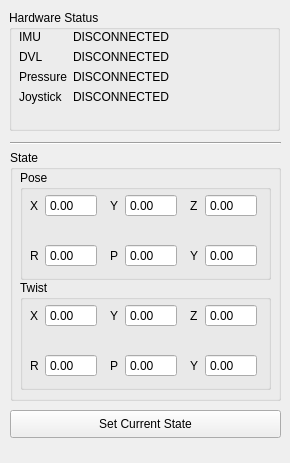
First picture: the form in landside/catkin_ws/src/gui/resource/SensorWidget.ui, repository DukeRobotics/robosub-ros, before the edit.
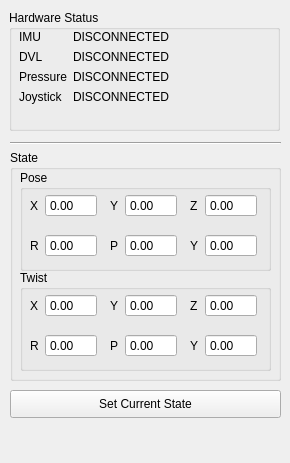
Second picture: the form after the edit.

The edit to the form file:
```diff
--- a/landside/catkin_ws/src/gui/resource/SensorWidget.ui
+++ b/landside/catkin_ws/src/gui/resource/SensorWidget.ui
@@ -17,7 +17,7 @@
    <property name="geometry">
     <rect>
      <x>10</x>
-     <y>410</y>
+     <y>390</y>
      <width>271</width>
      <height>28</height>
     </rect>
@@ -32,7 +32,7 @@
      <x>10</x>
      <y>150</y>
      <width>271</width>
-     <height>251</height>
+     <height>231</height>
     </rect>
    </property>
    <property name="title">
@@ -44,13 +44,13 @@
       <x>10</x>
       <y>20</y>
       <width>251</width>
-      <height>110</height>
+      <height>101</height>
      </rect>
     </property>
     <property name="title">
      <string>Pose</string>
     </property>
-    <widget class="QWidget" name="">
+    <widget class="QWidget" name="layoutWidget">
      <property name="geometry">
       <rect>
        <x>10</x>
@@ -94,11 +94,11 @@
       </item>
      </layout>
     </widget>
-    <widget class="QWidget" name="">
+    <widget class="QWidget" name="layoutWidget">
      <property name="geometry">
       <rect>
        <x>10</x>
-       <y>70</y>
+       <y>60</y>
        <width>67</width>
        <height>31</height>
       </rect>
@@ -112,6 +112,9 @@
           <verstretch>0</verstretch>
          </sizepolicy>
         </property>
+        <property name="readOnly">
+         <bool>true</bool>
+        </property>
         <property name="buttonSymbols">
          <enum>QAbstractSpinBox::NoButtons</enum>
         </property>
@@ -230,7 +233,7 @@
      <property name="geometry">
       <rect>
        <x>90</x>
-       <y>70</y>
+       <y>60</y>
        <width>67</width>
        <height>31</height>
       </rect>
@@ -244,6 +247,9 @@
           <verstretch>0</verstretch>
          </sizepolicy>
         </property>
+        <property name="readOnly">
+         <bool>true</bool>
+        </property>
         <property name="buttonSymbols">
          <enum>QAbstractSpinBox::NoButtons</enum>
         </property>
@@ -274,7 +280,7 @@
      <property name="geometry">
       <rect>
        <x>170</x>
-       <y>70</y>
+       <y>60</y>
        <width>67</width>
        <height>31</height>
       </rect>
@@ -288,6 +294,9 @@
           <verstretch>0</verstretch>
          </sizepolicy>
         </property>
+        <property name="readOnly">
+         <bool>true</bool>
+        </property>
         <property name="buttonSymbols">
          <enum>QAbstractSpinBox::NoButtons</enum>
         </property>
@@ -319,9 +328,9 @@
     <property name="geometry">
      <rect>
       <x>10</x>
-      <y>130</y>
+      <y>120</y>
       <width>251</width>
-      <height>110</height>
+      <height>101</height>
      </rect>
     </property>
     <property name="title">
@@ -345,6 +354,9 @@
           <verstretch>0</verstretch>
          </sizepolicy>
         </property>
+        <property name="readOnly">
+         <bool>true</bool>
+        </property>
         <property name="buttonSymbols">
          <enum>QAbstractSpinBox::NoButtons</enum>
         </property>
@@ -375,7 +387,7 @@
      <property name="geometry">
       <rect>
        <x>10</x>
-       <y>70</y>
+       <y>60</y>
        <width>67</width>
        <height>31</height>
       </rect>
@@ -389,6 +401,9 @@
           <verstretch>0</verstretch>
          </sizepolicy>
         </property>
+        <property name="readOnly">
+         <bool>true</bool>
+        </property>
         <property name="buttonSymbols">
          <enum>QAbstractSpinBox::NoButtons</enum>
         </property>
@@ -433,6 +448,9 @@
           <verstretch>0</verstretch>
          </sizepolicy>
         </property>
+        <property name="readOnly">
+         <bool>true</bool>
+        </property>
         <property name="buttonSymbols">
          <enum>QAbstractSpinBox::NoButtons</enum>
         </property>
@@ -477,6 +495,9 @@
           <verstretch>0</verstretch>
          </sizepolicy>
         </property>
+        <property name="readOnly">
+         <bool>true</bool>
+        </property>
         <property name="buttonSymbols">
          <enum>QAbstractSpinBox::NoButtons</enum>
         </property>
@@ -507,7 +528,7 @@
      <property name="geometry">
       <rect>
        <x>90</x>
-       <y>70</y>
+       <y>60</y>
        <width>67</width>
        <height>31</height>
       </rect>
@@ -521,6 +542,9 @@
           <verstretch>0</verstretch>
          </sizepolicy>
         </property>
+        <property name="readOnly">
+         <bool>true</bool>
+        </property>
         <property name="buttonSymbols">
          <enum>QAbstractSpinBox::NoButtons</enum>
         </property>
@@ -551,7 +575,7 @@
      <property name="geometry">
       <rect>
        <x>170</x>
-       <y>70</y>
+       <y>60</y>
        <width>67</width>
        <height>31</height>
       </rect>
@@ -565,6 +589,9 @@
           <verstretch>0</verstretch>
          </sizepolicy>
         </property>
+        <property name="readOnly">
+         <bool>true</bool>
+        </property>
         <property name="buttonSymbols">
          <enum>QAbstractSpinBox::NoButtons</enum>
         </property>
```
Left out of the diff: 9 changed lines with no effect on the pictures.
